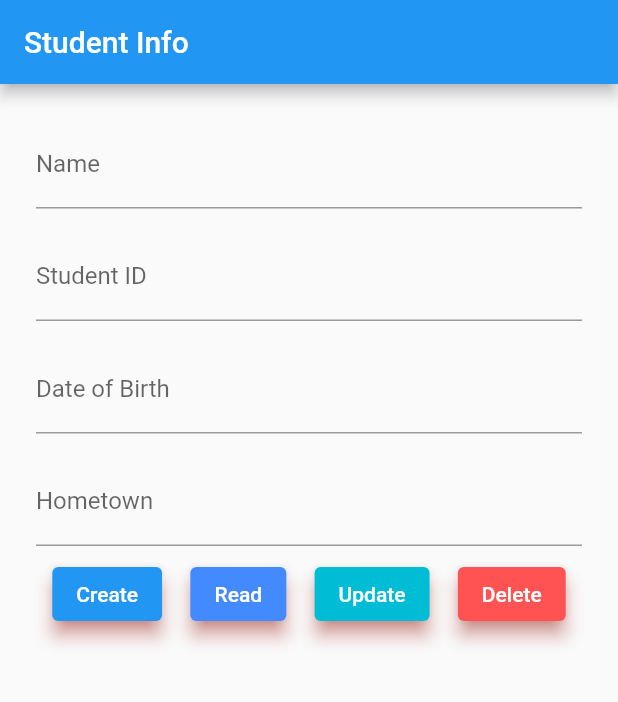
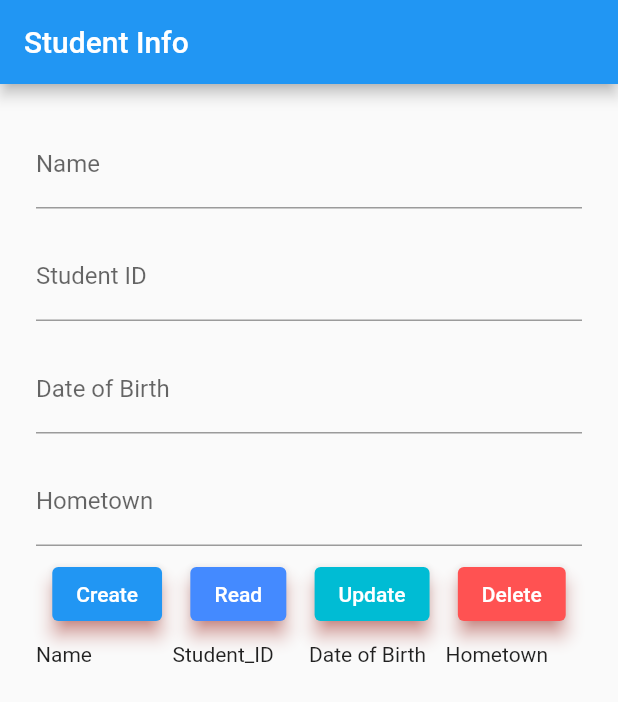
Before and after one commit to shaif-dihan/firebase_flutterApp, a Flutter app: the screen it shows after launch, on a phone screen of 412 x 824 dp. Shown: the top 702 px of the screen. Run offline on Flutter 3.47's test engine with Material 2 defaults, Android fonts, the phone set to English and light mode, and no system bars; our stand-ins replace cloud_firestore, firebase_core; accounts and stored records are empty.

```diff
--- a/lib/main.dart
+++ b/lib/main.dart
@@ -63,10 +63,10 @@ class _MyAppState extends State<MyApp> {
         FirebaseFirestore.instance.collection("Students").doc(studentName);
 
     documentReference.get().then((datasnapshot) {
-      // print(datasnapshot.data(["studentName"]);
-      // print(datasnapshot.data["studentID"];
-      // print(datasnapshot.data["dob"];
-      // print(datasnapshot.data["hometown"];
+      print(datasnapshot.data()["studentName"]);
+      print(datasnapshot.data()["studentID"]);
+      print(datasnapshot.data()["dob"]);
+      print(datasnapshot.data()["hometown"]);
     });
   }
 
@@ -187,7 +187,9 @@ class _MyAppState extends State<MyApp> {
                   },
                 ),
               ),
-              Row(mainAxisAlignment: MainAxisAlignment.spaceEvenly, children: [
+              Row(
+                mainAxisAlignment: MainAxisAlignment.spaceEvenly,
+                children: <Widget>[
                   ElevatedButton(
                       onPressed: () {
                         createData();
@@ -231,8 +233,54 @@ class _MyAppState extends State<MyApp> {
                       onPrimary: Colors.white,
                       shadowColor: Colors.red,
                       elevation: 5,
-                    ))
-              ])
+                    ),
+                  )
+                ],
+              ),
+              Padding(
+                padding: const EdgeInsets.all(8.0),
+                child: Row(
+                  textDirection: TextDirection.ltr,
+                  children: [
+                    Expanded(child: Text("Name")),
+                    Expanded(child: Text("Student_ID")),
+                    Expanded(child: Text("Date of Birth")),
+                    Expanded(child: Text("Hometown")),
+                  ],
+                ),
+              ),
+              StreamBuilder(
+                stream: FirebaseFirestore.instance
+                    .collection("Students")
+                    .snapshots(),
+                builder: (context, snapshot) {
+                  if (snapshot.hasData) {
+                    return ListView.builder(
+                        shrinkWrap: true,
+                        itemCount: snapshot.data.docs.length,
+                        itemBuilder: (context, index) {
+                          DocumentSnapshot documentSnapshot =
+                              snapshot.data.docs[index];
+                          return Row(
+                            children: [
+                              Expanded(
+                                child: Text(documentSnapshot["studentName"]),
+                              ),
+                              Expanded(
+                                child: Text(documentSnapshot["studentID"]),
+                              ),
+                              Expanded(
+                                child: Text(documentSnapshot["dob"]),
+                              ),
+                              Expanded(
+                                child: Text(documentSnapshot["hometown"]),
+                              ),
+                            ],
+                          );
+                        });
+                  }
+                },
+              )
             ],
           ),
         ));
```
Lines whose indentation alone changed are shown as unchanged.
